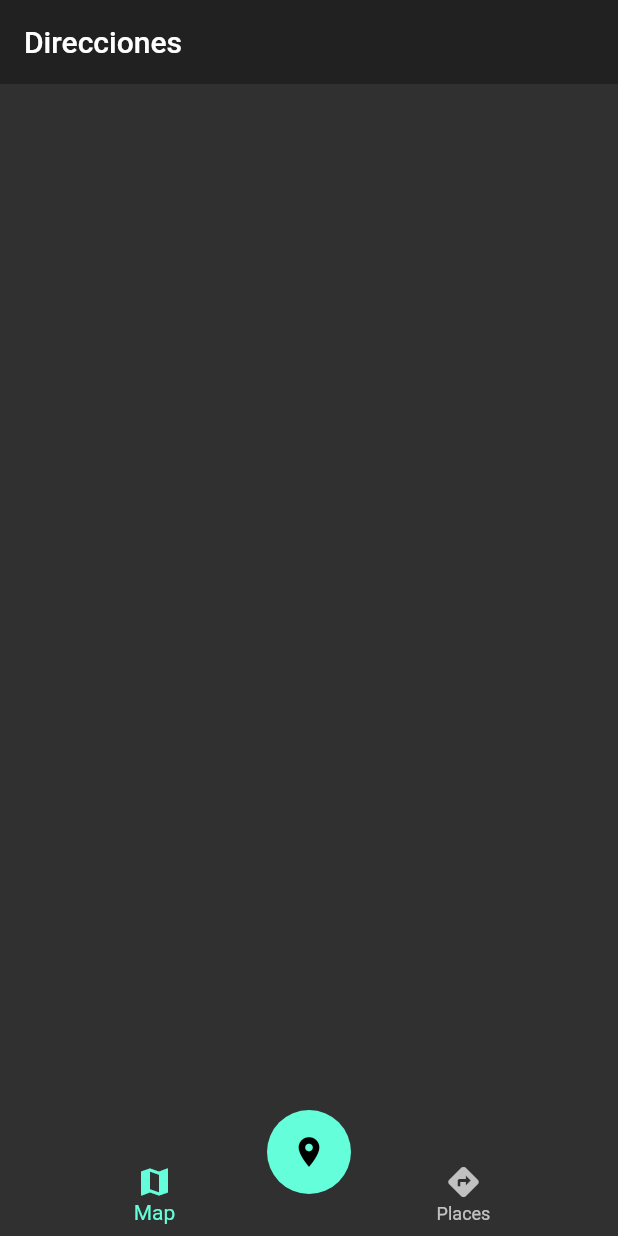
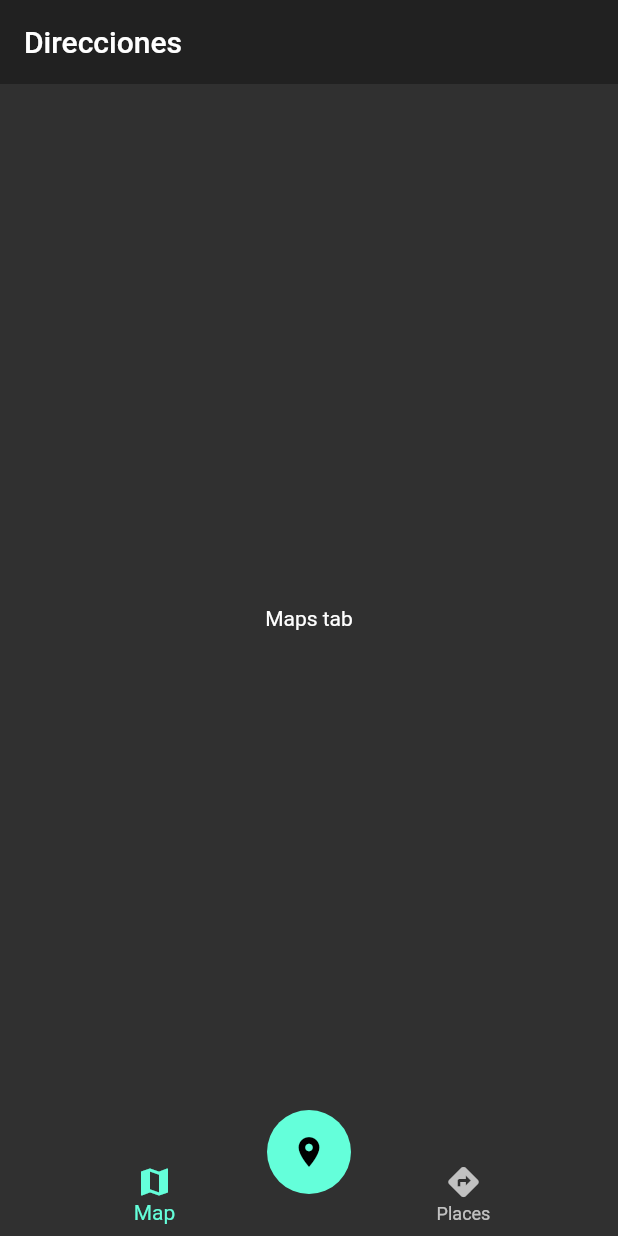
Before and after one commit to IdGalarzaSa/Flutter_qrReader, a Flutter app: the screen it shows after launch, on a phone screen of 412 x 824 dp. Run offline on Flutter 3.47's test engine with Material 2 defaults, Android fonts, the phone set to English and light mode, and no system bars.

```diff
--- a/lib/src/pages/home_page.dart
+++ b/lib/src/pages/home_page.dart
@@ -1,4 +1,6 @@
 import 'package:flutter/material.dart';
+import 'package:qr_reader/src/tabs/addresses_tab.dart';
+import 'package:qr_reader/src/tabs/maps_tab.dart';
 import 'package:qr_reader/src/widgets/custom_navigatorBar.dart';
 
 class HomePage extends StatelessWidget {
@@ -11,6 +13,7 @@ class HomePage extends StatelessWidget {
         elevation: 0,
         title: Text("Direcciones"),
       ),
+      body: _HomePageBody(),
       bottomNavigationBar: CustomNavigatorBar(),
       floatingActionButton: FloatingActionButton(
         elevation: 0,
@@ -21,3 +24,21 @@ class HomePage extends StatelessWidget {
     );
   }
 }
+
+class _HomePageBody extends StatelessWidget {
+  const _HomePageBody({Key key}) : super(key: key);
+
+  @override
+  Widget build(BuildContext context) {
+    final currentIndex = 0;
+
+    switch (currentIndex) {
+      case 0:
+        return MapsTab();
+      case 1:
+        return AddressesTab();
+      default:
+        return MapsTab();
+    }
+  }
+}
--- /dev/null
+++ b/lib/src/tabs/addresses_tab.dart
@@ -0,0 +1,13 @@
+import 'package:flutter/cupertino.dart';
+import 'package:flutter/material.dart';
+
+class AddressesTab extends StatelessWidget {
+  const AddressesTab({Key key}) : super(key: key);
+
+  @override
+  Widget build(BuildContext context) {
+    return Center(
+      child: Text("Addresses tab"),
+    );
+  }
+}
--- /dev/null
+++ b/lib/src/tabs/maps_tab.dart
@@ -0,0 +1,13 @@
+import 'package:flutter/cupertino.dart';
+import 'package:flutter/material.dart';
+
+class MapsTab extends StatelessWidget {
+  const MapsTab({Key key}) : super(key: key);
+
+  @override
+  Widget build(BuildContext context) {
+    return Center(
+      child: Text("Maps tab"),
+    );
+  }
+}
--- a/lib/src/widgets/custom_navigatorBar.dart
+++ b/lib/src/widgets/custom_navigatorBar.dart
@@ -6,8 +6,10 @@ class CustomNavigatorBar extends StatelessWidget {
 
   @override
   Widget build(BuildContext context) {
+    final currentIndexSelected = 0;
+
     return BottomNavigationBar(
-      currentIndex: 0,
+      currentIndex: currentIndexSelected,
       elevation: 0,
       items: [
         BottomNavigationBarItem(icon: Icon(Icons.map), label: "Map"),
```
